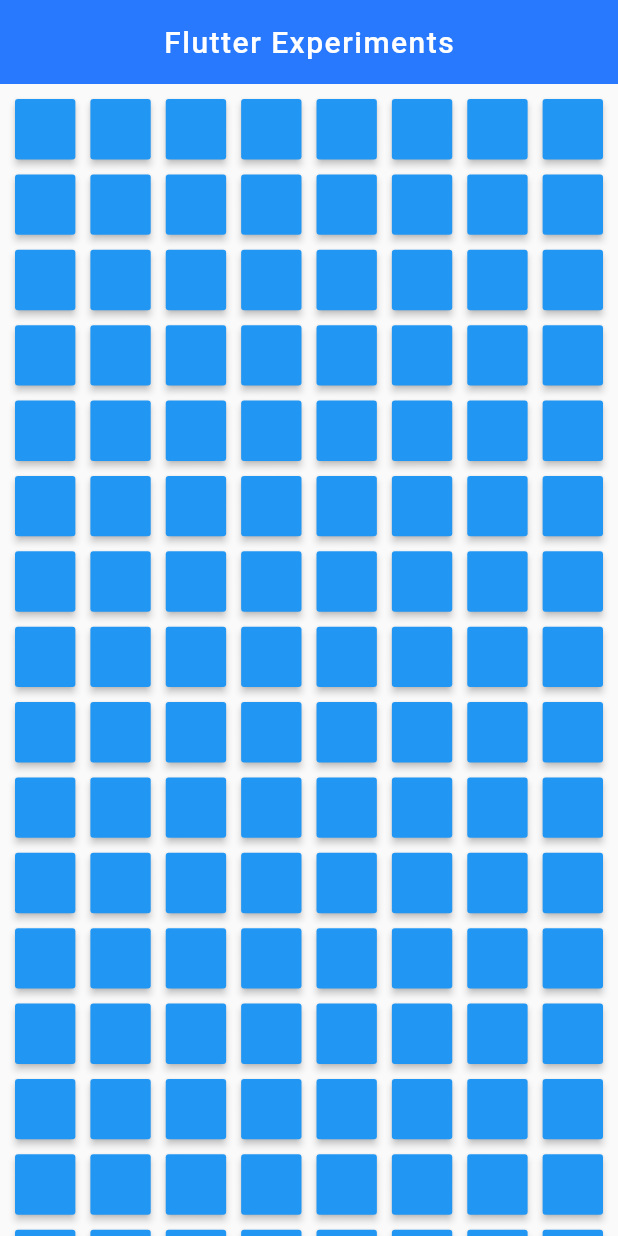
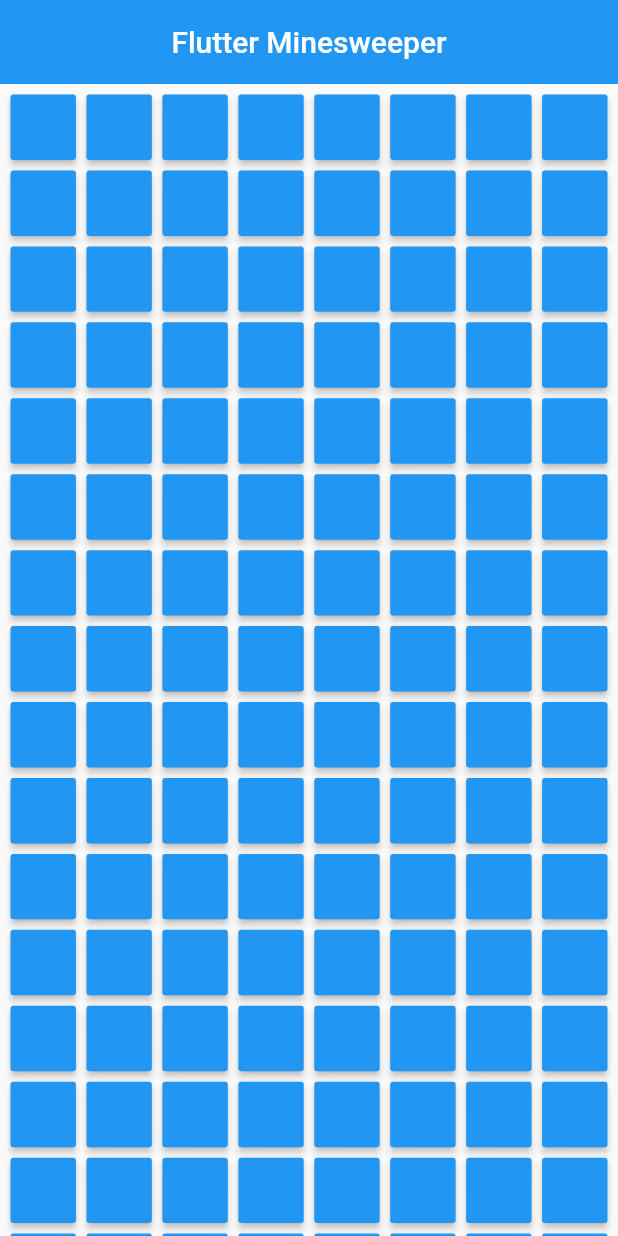
Before and after one commit to xcv58/flutter-minesweeper, a Flutter app: the screen it shows after launch, on a phone screen of 412 x 824 dp. Run offline on Flutter 3.47's test engine with Material 2 defaults, Android fonts, the phone set to English and light mode, and no system bars; Roboto replaces fonts that are missing (Nunito).

```diff
--- a/lib/main.dart
+++ b/lib/main.dart
@@ -7,25 +7,9 @@ void main() => runApp(MyApp());
 var N = 8, M = 30, LEN = M * N;
 
 class MyApp extends StatelessWidget {
-  // This widget is the root of your application.
   @override
   Widget build(BuildContext context) {
-    return MaterialApp(
-      title: 'Flutter Experiments 123',
-      theme: ThemeData(
-        // This is the theme of your application.
-        //
-        // Try running your application with "flutter run". You'll see the
-        // application has a blue toolbar. Then, without quitting the app, try
-        // changing the primarySwatch below to Colors.green and then invoke
-        // "hot reload" (press "r" in the console where you ran "flutter run",
-        // or simply save your changes to "hot reload" in a Flutter IDE).
-        // Notice that the counter didn't reset back to zero; the application
-        // is not restarted.
-        primarySwatch: Colors.blue,
-      ),
-      home: Home(),
-    );
+    return MaterialApp(home: Home());
   }
 }
 
@@ -34,15 +18,8 @@ class Home extends StatelessWidget {
   Widget build(BuildContext context) {
     return Scaffold(
       appBar: new AppBar(
-        elevation: 0.0,
-        title: new Text("Flutter Experiments",
-          style: new TextStyle(
-            color: Colors.white,
-            fontFamily: 'Nunito',
-            letterSpacing: 1.0
-          ),
-        ),
-        backgroundColor: new Color(0xFF2979FF),
+        elevation: 0,
+        title: new Text("Flutter Minesweeper"),
         centerTitle: true
       ),
       body:new HomeContent()
@@ -56,6 +33,7 @@ class HomeContent extends StatefulWidget {
 }
 
 String getContent(n) {
+  // return n.toString();
   if (n == -4) {
     return "💀";
   }
@@ -66,6 +44,56 @@ String getContent(n) {
     return n.toString();
   }
   return "";
+}
+
+void spread(state, t) {
+  var x = (t / N).toInt(), y = t % N;
+  for (var i = -1; i < 2; i++) {
+    for (var j = -1; j < 2; j++) {
+      var xi = x + i, yj = y + j;
+      debugPrint('$xi, $yj');
+      if (xi < 0 || xi >= M) {
+        continue;
+      }
+      if (yj < 0 || yj >= N) {
+        continue;
+      }
+      var neighbor = state[xi*N+yj];
+      if (neighbor == 0) {
+        reveal(state, xi*N+yj);
+      }
+    }
+  }
+}
+
+void reveal(List state, i) {
+  if (state[i] != 0) {
+    return;
+  }
+  var x = (i / N).toInt(), y = i % N;
+  debugPrint('onPressed index: ${i}; ${x}, ${y}');
+  var count = 0;
+  for (var i = -1; i < 2; i++) {
+    for (var j = -1; j < 2; j++) {
+      var xi = x + i, yj = y + j;
+      debugPrint('$xi, $yj');
+      if (xi < 0 || xi >= M) {
+        continue;
+      }
+      if (yj < 0 || yj >= N) {
+        continue;
+      }
+      var neighbor = state[xi*N+yj];
+      debugPrint('$xi, $yj: state[${xi*N+yj}] = $neighbor');
+      count += (neighbor < 0 && neighbor != -3) ? 1 : 0;
+    }
+  }
+  if (count > 0) {
+    state[i] = count;
+  } else {
+    state[i] = 9;
+    spread(state, i);
+  }
 }
 
 class _HomeContentState extends State<HomeContent>{
@@ -103,10 +131,9 @@ class _HomeContentState extends State<HomeContent>{
         },
         child: RaisedButton(
           child: Text(getContent(state[i])),
+          // disabledColor: Colors.white,
           onPressed: state[i] <= 0 ? () {
-            // TODO: if current = -1, fail
             setState(() {
-            // TODO: collect number
               if (state[i] == -1) {
                 state[i] = -4;
                 return finish = -1;
@@ -114,25 +141,10 @@ class _HomeContentState extends State<HomeContent>{
               if (state[i] < -1) {
                 return state[i];
               }
-              var x = (i / N).toInt(), y = i % N;
-              debugPrint('onPressed index: ${i}; ${x}, ${y}');
-              var count = 0;
-              for (var i = -1; i < 2; i++) {
-                for (var j = -1; j < 2; j++) {
-                  var xi = x + i, yj = y + j;
-                  debugPrint('$xi, $yj');
-                  if (xi < 0 || xi >= M) {
-                    continue;
-                  }
-                  if (yj < 0 || yj >= N) {
-                    continue;
-                  }
-                  var neighbor = state[xi*N+yj];
-                  debugPrint('$xi, $yj: state[${xi*N+yj}] = $neighbor');
-                  count += (neighbor == -1 || neighbor == -2) ? 1 : 0;
-                }
+              reveal(state, i);
+              if (state.indexOf(0) == -1 && state.indexOf(-4) == -1) {
+                finish = 1;
               }
-              state[i] = count == 0 ? 9 : count;
             });
           } : null,
       ),
@@ -143,41 +155,13 @@ class _HomeContentState extends State<HomeContent>{
       // child: CustomPaint(
         child: GridView.count(
           crossAxisCount: N,
-          crossAxisSpacing: 10,
-          mainAxisSpacing: 10,
-          // padding: 10,
-          padding: const EdgeInsets.only(left: 10, right: 10, top: 10, bottom: 30),
+          crossAxisSpacing: 7,
+          mainAxisSpacing: 7,
+          padding: const EdgeInsets.only(left: 7, right: 7, top: 7, bottom: 30),
           children: buttons.toList(),
         ),
       // ),
     );
-    // return new Center(
-    //   child: new Container(
-    //     height: 100,
-    //     width: 100,
-    //     child: new CustomPaint(
-    //       foregroundPainter: new MyPainter(
-    //           lineColor: Colors.amber,
-    //           completeColor: Colors.blueAccent,
-    //           completePercent: percentage,
-    //           width: 0
-    //       ),
-    //       child: new Padding(
-    //         padding: const EdgeInsets.all(8.0),
-    //         child: new RaisedButton(
-    //             color: Colors.purple,
-    //             splashColor: Colors.blueAccent,
-    //             shape: new RoundedRectangleBorder(),
-    //             // shape: new CircleBorder(),
-    //             child: new Text("1"),
-    //             // onPressed: () { setState(() { percentage += 10.0; if(percentage>100.0){ percentage=0.0; } }); }
-    //             // onPressed: null,
-    //             onPressed: () { return null; },
-    //             ),
-    //       ),
-    //     ),
-    //   ),
-    // );
   }
 }
 
```
